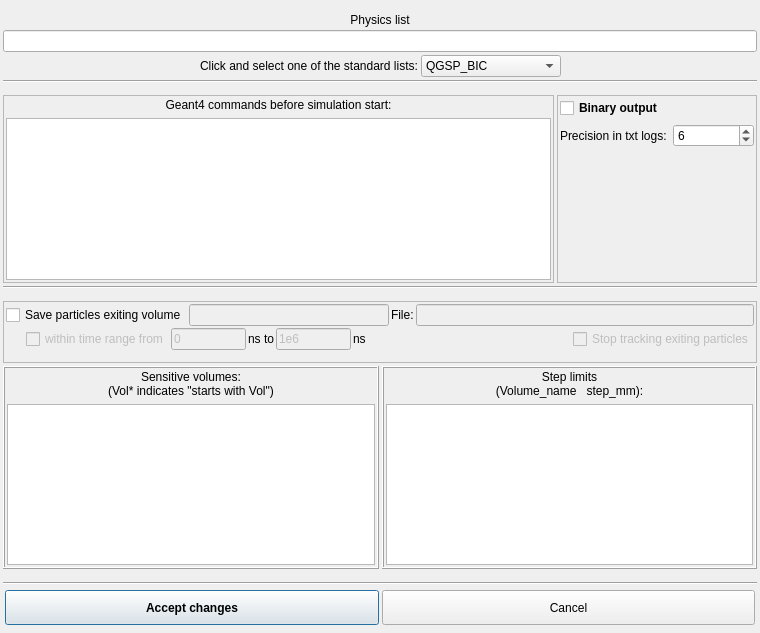
This is src/gui/ageant4configdialog.ui in andrmor/ANTS2 as Qt 5 draws it before an edit. The edited form follows.
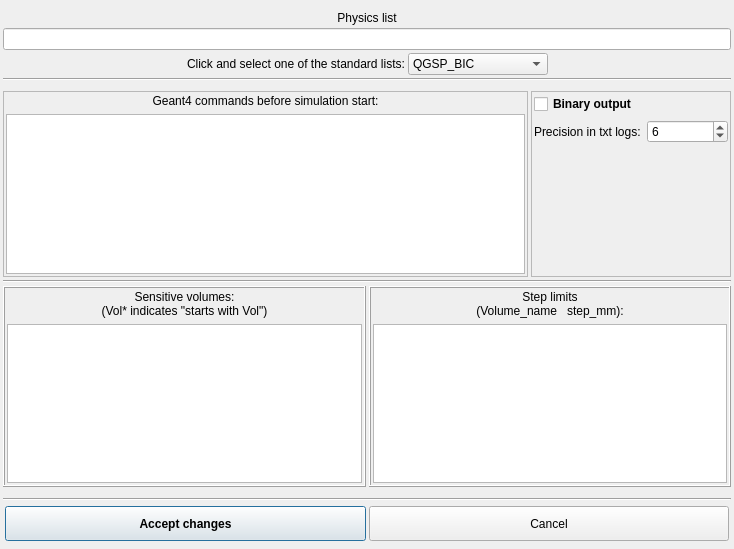
This is the edited form.

What changed in the file:
```diff
--- a/src/gui/ageant4configdialog.ui
+++ b/src/gui/ageant4configdialog.ui
@@ -6,8 +6,8 @@
    <rect>
     <x>0</x>
     <y>0</y>
-    <width>760</width>
-    <height>633</height>
+    <width>734</width>
+    <height>549</height>
    </rect>
   </property>
   <property name="windowTitle">
@@ -348,227 +348,6 @@
      </property>
     </widget>
    </item>
-   <item>
-    <spacer name="verticalSpacer_2">
-     <property name="orientation">
-      <enum>Qt::Vertical</enum>
-     </property>
-     <property name="sizeHint" stdset="0">
-      <size>
-       <width>20</width>
-       <height>40</height>
-      </size>
-     </property>
-    </spacer>
-   </item>
-   <item>
-    <widget class="QFrame" name="frame_5">
-     <property name="minimumSize">
-      <size>
-       <width>0</width>
-       <height>0</height>
-      </size>
-     </property>
-     <property name="frameShape">
-      <enum>QFrame::StyledPanel</enum>
-     </property>
-     <property name="frameShadow">
-      <enum>QFrame::Raised</enum>
-     </property>
-     <layout class="QVBoxLayout" name="verticalLayout_8">
-      <property name="spacing">
-       <number>2</number>
-      </property>
-      <property name="leftMargin">
-       <number>2</number>
-      </property>
-      <property name="topMargin">
-       <number>2</number>
-      </property>
-      <property name="rightMargin">
-       <number>2</number>
-      </property>
-      <property name="bottomMargin">
-       <number>2</number>
-      </property>
-      <item>
-       <layout class="QHBoxLayout" name="horizontalLayout_2">
-        <item>
-         <widget class="QCheckBox" name="cbSaveParticles">
-          <property name="font">
-           <font>
-            <weight>50</weight>
-            <bold>false</bold>
-           </font>
-          </property>
-          <property name="toolTip">
-           <string>Save and kill particles exiting this volume.
-Respects the &quot;Binary output&quot; control</string>
-          </property>
-          <property name="text">
-           <string>Save particles exiting volume</string>
-          </property>
-         </widget>
-        </item>
-        <item>
-         <widget class="QLineEdit" name="leExitVolumeName">
-          <property name="enabled">
-           <bool>false</bool>
-          </property>
-          <property name="maximumSize">
-           <size>
-            <width>200</width>
-            <height>16777215</height>
-           </size>
-          </property>
-         </widget>
-        </item>
-        <item>
-         <widget class="QLabel" name="label_11">
-          <property name="text">
-           <string>File:</string>
-          </property>
-         </widget>
-        </item>
-        <item>
-         <widget class="QLineEdit" name="leParticlesFileName">
-          <property name="enabled">
-           <bool>false</bool>
-          </property>
-         </widget>
-        </item>
-       </layout>
-      </item>
-      <item>
-       <layout class="QHBoxLayout" name="horizontalLayout_8">
-        <item>
-         <spacer name="horizontalSpacer_2">
-          <property name="orientation">
-           <enum>Qt::Horizontal</enum>
-          </property>
-          <property name="sizeType">
-           <enum>QSizePolicy::Fixed</enum>
-          </property>
-          <property name="sizeHint" stdset="0">
-           <size>
-            <width>20</width>
-            <height>20</height>
-           </size>
-          </property>
-         </spacer>
-        </item>
-        <item>
-         <widget class="QCheckBox" name="cbUseTimeWindow">
-          <property name="enabled">
-           <bool>false</bool>
-          </property>
-          <property name="text">
-           <string>within time range from</string>
-          </property>
-         </widget>
-        </item>
-        <item>
-         <widget class="QLineEdit" name="ledTimeFrom">
-          <property name="enabled">
-           <bool>false</bool>
-          </property>
-          <property name="minimumSize">
-           <size>
-            <width>0</width>
-            <height>0</height>
-           </size>
-          </property>
-          <property name="maximumSize">
-           <size>
-            <width>75</width>
-            <height>16777215</height>
-           </size>
-          </property>
-          <property name="text">
-           <string>0</string>
-          </property>
-         </widget>
-        </item>
-        <item>
-         <widget class="QLabel" name="label_8">
-          <property name="text">
-           <string>ns to</string>
-          </property>
-         </widget>
-        </item>
-        <item>
-         <widget class="QLineEdit" name="ledTimeTo">
-          <property name="enabled">
-           <bool>false</bool>
-          </property>
-          <property name="minimumSize">
-           <size>
-            <width>0</width>
-            <height>0</height>
-           </size>
-          </property>
-          <property name="maximumSize">
-           <size>
-            <width>75</width>
-            <height>16777215</height>
-           </size>
-          </property>
-          <property name="text">
-           <string>1e6</string>
-          </property>
-         </widget>
-        </item>
-        <item>
-         <widget class="QLabel" name="label_10">
-          <property name="text">
-           <string>ns</string>
-          </property>
-         </widget>
-        </item>
-        <item>
-         <spacer name="horizontalSpacer">
-          <property name="orientation">
-           <enum>Qt::Horizontal</enum>
-          </property>
-          <property name="sizeType">
-           <enum>QSizePolicy::Expanding</enum>
-          </property>
-          <property name="sizeHint" stdset="0">
-           <size>
-            <width>20</width>
-            <height>20</height>
-           </size>
-          </property>
-         </spacer>
-        </item>
-        <item>
-         <widget class="QCheckBox" name="cbStopTrackExiting">
-          <property name="enabled">
-           <bool>false</bool>
-          </property>
-          <property name="text">
-           <string>Stop tracking exiting particles</string>
-          </property>
-         </widget>
-        </item>
-       </layout>
-      </item>
-      <item>
-       <spacer name="verticalSpacer_6">
-        <property name="orientation">
-         <enum>Qt::Vertical</enum>
-        </property>
-        <property name="sizeHint" stdset="0">
-         <size>
-          <width>20</width>
-          <height>40</height>
-         </size>
-        </property>
-       </spacer>
-      </item>
-     </layout>
-    </widget>
-   </item>
    <item>
     <layout class="QHBoxLayout" name="horizontalLayout">
      <property name="topMargin">
```
